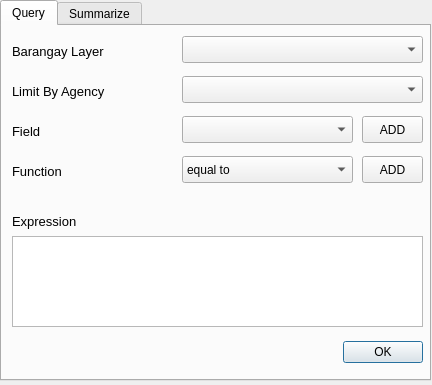
Before: the Qt Designer form mhcvam_barangay_dialog.ui in benhur07b/mhcvam, drawn with Qt 5.
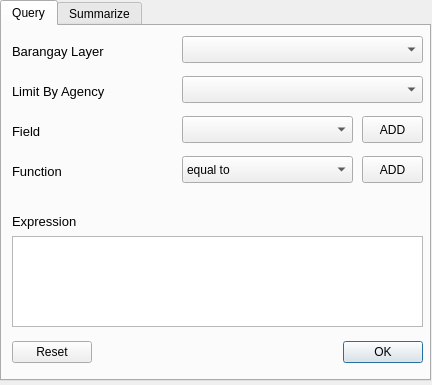
After: the same form once the commit is applied. Custom widgets are drawn as their Qt base class.

Commit message: Added Reset button to clear selection and query in HH and Brgy; Field boxes now show full descriptions not just codes.

The edit to the form file:
```diff
--- a/mhcvam_barangay_dialog.ui
+++ b/mhcvam_barangay_dialog.ui
@@ -42,7 +42,7 @@
       <enum>Qt::Horizontal</enum>
      </property>
      <property name="standardButtons">
-      <set>QDialogButtonBox::Ok</set>
+      <set>QDialogButtonBox::Ok|QDialogButtonBox::Reset</set>
      </property>
      <property name="centerButtons">
       <bool>false</bool>
```
The commit also changes 5 other files.
